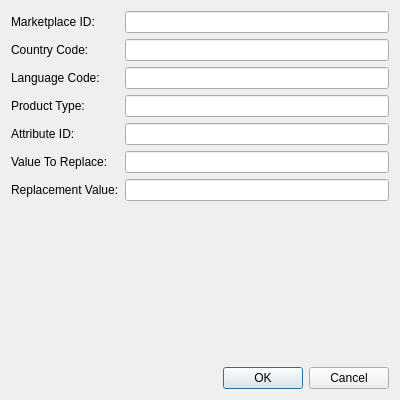
Old version of the form AmazonTemplate3/gui/DialogAddValueToReplace.ui in the repository icingerpower/AmazonTemplate3.
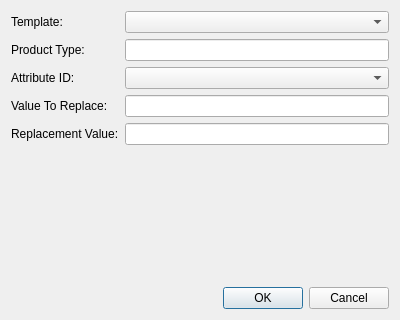
New version of the form.

Commit message: Improved DialogAddValueToReplace with auto-filled dropdowns and added ComboBoxColumnDelegate for replaced values table.

```diff
--- a/AmazonTemplate3/gui/DialogAddValueToReplace.ui
+++ b/AmazonTemplate3/gui/DialogAddValueToReplace.ui
@@ -9,7 +9,7 @@
     <x>0</x>
     <y>0</y>
     <width>400</width>
-    <height>400</height>
+    <height>320</height>
    </rect>
   </property>
   <property name="windowTitle">
@@ -21,71 +21,51 @@
      <item row="0" column="0">
       <widget class="QLabel" name="labelMarketplaceId">
        <property name="text">
-        <string>Marketplace ID:</string>
+        <string>Template:</string>
        </property>
       </widget>
      </item>
      <item row="0" column="1">
-      <widget class="QLineEdit" name="lineEditMarketplaceId"/>
+      <widget class="QComboBox" name="comboBoxTemplate"/>
      </item>
      <item row="1" column="0">
-      <widget class="QLabel" name="labelCountryCode">
-       <property name="text">
-        <string>Country Code:</string>
-       </property>
-      </widget>
-     </item>
-     <item row="1" column="1">
-      <widget class="QLineEdit" name="lineEditCountryCode"/>
-     </item>
-     <item row="2" column="0">
-      <widget class="QLabel" name="labelLangCode">
-       <property name="text">
-        <string>Language Code:</string>
-       </property>
-      </widget>
-     </item>
-     <item row="2" column="1">
-      <widget class="QLineEdit" name="lineEditLangCode"/>
-     </item>
-     <item row="3" column="0">
       <widget class="QLabel" name="labelProductType">
        <property name="text">
         <string>Product Type:</string>
        </property>
       </widget>
      </item>
-     <item row="3" column="1">
+     <item row="1" column="1">
       <widget class="QLineEdit" name="lineEditProductType"/>
      </item>
-     <item row="4" column="0">
+     <item row="2" column="0">
       <widget class="QLabel" name="labelAttributeId">
        <property name="text">
         <string>Attribute ID:</string>
        </property>
       </widget>
      </item>
-     <item row="4" column="1">
-      <widget class="QLineEdit" name="lineEditAttributeId"/>
+     <item row="2" column="1">
+      <widget class="QComboBox" name="comboBoxAttributeId"/>
      </item>
-     <item row="5" column="0">
+     <item row="3" column="0">
       <widget class="QLabel" name="labelValueFrom">
        <property name="text">
         <string>Value To Replace:</string>
        </property>
       </widget>
      </item>
-     <item row="5" column="1">
+     <item row="3" column="1">
       <widget class="QLineEdit" name="lineEditValueFrom"/>
      </item>
-     <item row="6" column="0">
+     <item row="4" column="0">
       <widget class="QLabel" name="labelValueTo">
        <property name="text">
         <string>Replacement Value:</string>
        </property>
       </widget>
      </item>
-     <item row="6" column="1">
+     <item row="4" column="1">
       <widget class="QLineEdit" name="lineEditValueTo"/>
      </item>
     </layout>
```
Left out of the diff: 2 changed lines with no effect on the pictures. The commit also changes 10 other files.
